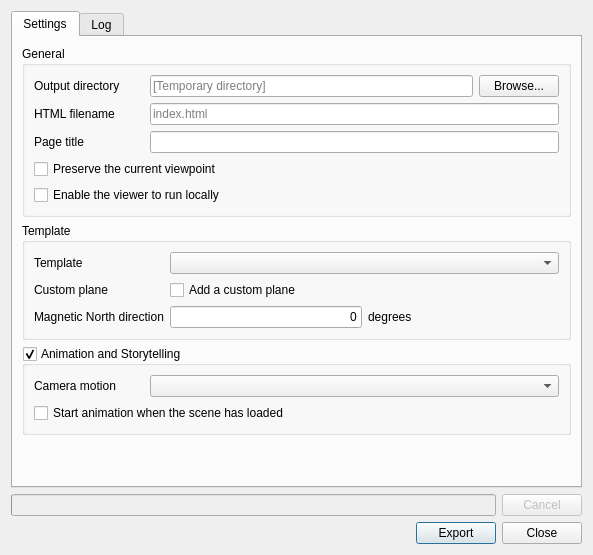
First picture: the form in ui/exporttowebdialog.ui, repository minorua/Qgis2threejs, before the edit.
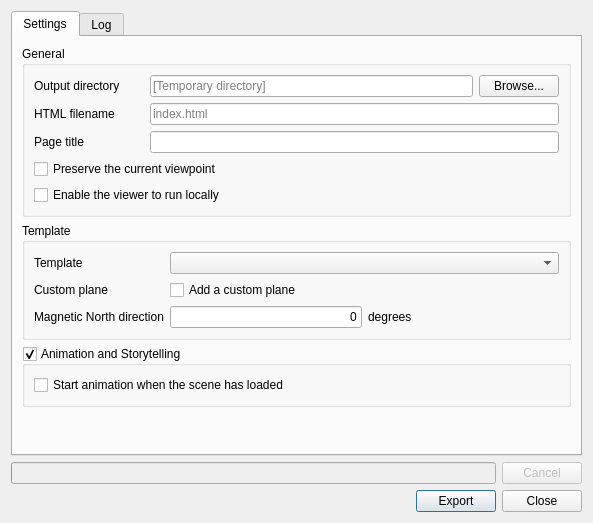
Second picture: the form after the edit.

Diff of the .ui file:
```diff
--- a/ui/exporttowebdialog.ui
+++ b/ui/exporttowebdialog.ui
@@ -7,7 +7,7 @@
     <x>0</x>
     <y>0</y>
     <width>593</width>
-    <height>555</height>
+    <height>523</height>
    </rect>
   </property>
   <property name="windowTitle">
@@ -201,42 +201,13 @@
           <bool>true</bool>
          </property>
          <layout class="QGridLayout" name="gridLayout" columnstretch="0,0">
-          <item row="1" column="0" colspan="2">
+          <item row="0" column="0" colspan="2">
            <widget class="QCheckBox" name="checkBox_StartOnLoad">
             <property name="text">
              <string>Start animation when the scene has loaded</string>
             </property>
            </widget>
           </item>
-          <item row="0" column="1">
-           <widget class="QComboBox" name="comboBox_CameraMotion">
-            <property name="sizePolicy">
-             <sizepolicy hsizetype="Expanding" vsizetype="Fixed">
-              <horstretch>0</horstretch>
-              <verstretch>0</verstretch>
-             </sizepolicy>
-            </property>
-           </widget>
-          </item>
-          <item row="0" column="0">
-           <widget class="QLabel" name="label_5">
-            <property name="sizePolicy">
-             <sizepolicy hsizetype="Fixed" vsizetype="Preferred">
-              <horstretch>0</horstretch>
-              <verstretch>0</verstretch>
-             </sizepolicy>
-            </property>
-            <property name="minimumSize">
-             <size>
-              <width>110</width>
-              <height>0</height>
-             </size>
-            </property>
-            <property name="text">
-             <string>Camera motion</string>
-            </property>
-           </widget>
-          </item>
          </layout>
         </widget>
        </item>
```
